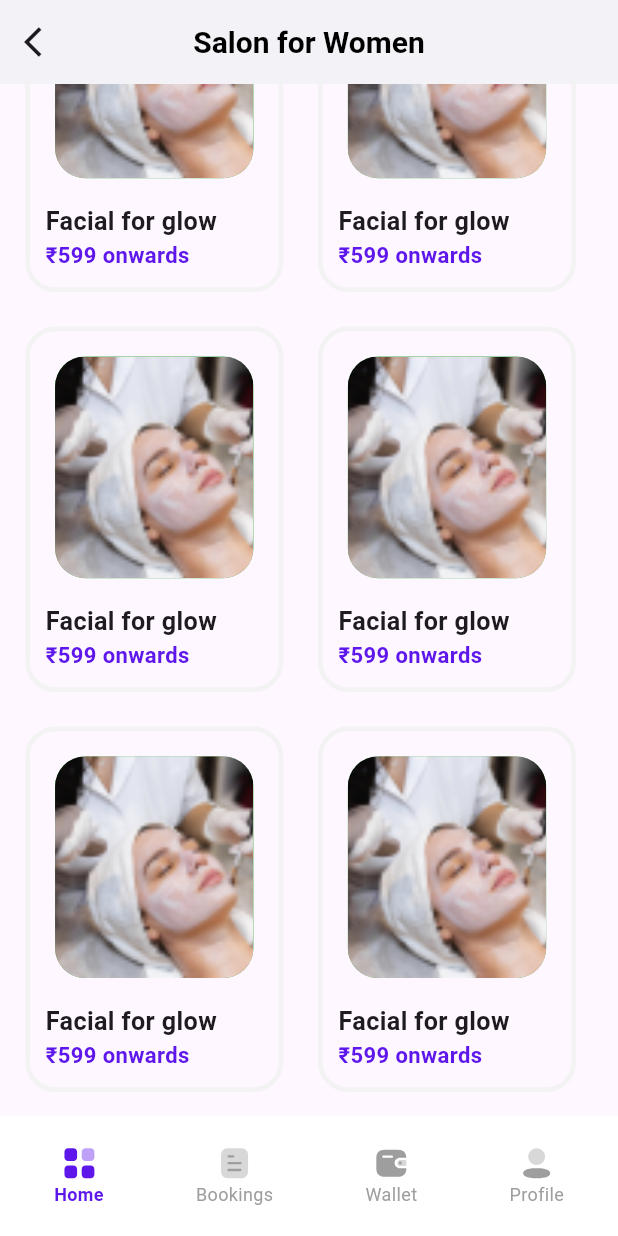
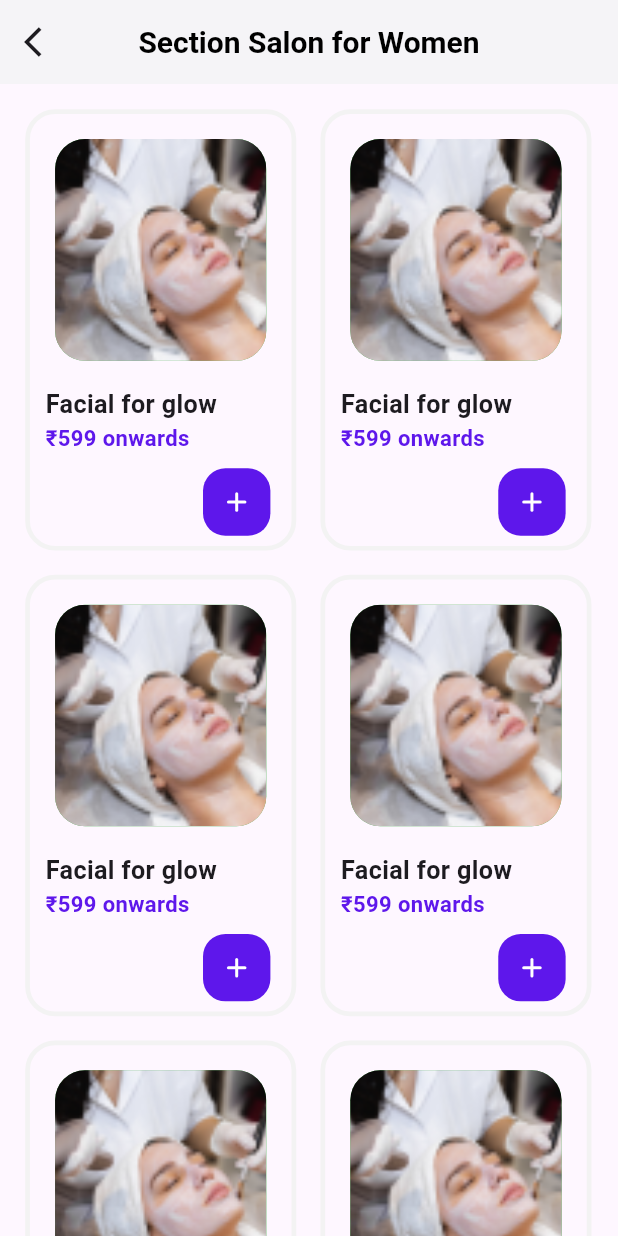
Before and after one commit to Dev-MuradAbed/seek_me, a Flutter app: the screen it shows after launch, scrolled down 655 dp, after a tap on "Facial for glow", on a phone screen of 412 x 824 dp. Run offline on Flutter 3.47's test engine with Material 2 defaults, Android fonts, the phone set to English and light mode, and no system bars; our stand-ins replace dio, flutter_svg, fluttertoast, get, intl_phone_field, shared_preferences; project files that could hold a hidden picture were left out.

Commit message:
create Section Of Categories

```diff
--- a/lib/res/assets/icon_assets.dart
+++ b/lib/res/assets/icon_assets.dart
@@ -5,5 +5,6 @@ class IconAssets {
   static const String documentIcon = 'assets/icons/Document.svg';
   static const String walletIcon = 'assets/icons/Wallet.svg';
   static const String profileIcon = 'assets/icons/Profile.svg';
+  static const String plusIcon = 'assets/icons/plus.svg';
 
 }
--- /dev/null
+++ b/lib/view/Categories/section_of_categories.dart
@@ -0,0 +1,25 @@
+import 'package:flutter/material.dart';
+import 'package:get/get.dart';
+
+import 'widget/index.dart';
+
+class SectionOfCategories extends StatelessWidget {
+  const SectionOfCategories({Key? key}) : super(key: key);
+
+  @override
+  Widget build(BuildContext context) {
+    return Scaffold(
+      appBar: AppBar(
+        backgroundColor: Colors.white,
+        elevation: 2,
+        title: Text("Section Salon for Women",style: TextStyle(fontSize: 20,fontWeight: FontWeight.bold,color: Colors.black),),
+        centerTitle: true,
+        leading: IconButton(
+          icon: Icon(Icons.arrow_back_ios),
+          onPressed: ()=>Get.back(),
+        ),
+      ),
+      body: SectionOfCategoriesWidget(),
+    );
+  }
+}
--- a/lib/view/Categories/widget/categories_widget.dart
+++ b/lib/view/Categories/widget/categories_widget.dart
@@ -2,6 +2,7 @@ import 'package:flutter/material.dart';
 import 'package:get/get.dart';
 
 import '../../../index.dart';
+import '../section_of_categories.dart';
 
 class CategoriesWidget extends StatelessWidget {
   const CategoriesWidget({Key? key}) : super(key: key);
@@ -17,7 +18,7 @@ class CategoriesWidget extends StatelessWidget {
           spacing: Get.width/17.851,
           children:List<Widget>.generate(10, (int index) => GestureDetector(
             onTap: (){
-
+Get.to(SectionOfCategories());
             },
             child: Container(
               width: Get.width/2.394,
--- /dev/null
+++ b/lib/view/Categories/widget/index.dart
@@ -0,0 +1,2 @@
+export 'categories_widget.dart';
+export 'section_of_categories_widget.dart';
--- /dev/null
+++ b/lib/view/Categories/widget/section_of_categories_widget.dart
@@ -0,0 +1,92 @@
+import 'package:flutter/material.dart';
+import 'package:get/get.dart';
+
+import '../../../index.dart';
+import '../../home/widget_home/index.dart';
+import '../section_of_categories.dart';
+
+class SectionOfCategoriesWidget extends StatelessWidget {
+  const SectionOfCategoriesWidget({Key? key}) : super(key: key);
+
+  @override
+  Widget build(BuildContext context) {
+    print(Get.width);
+    print(Get.height);
+    return SingleChildScrollView(
+      scrollDirection: Axis.vertical,
+      child: Padding(
+        padding: EdgeInsets.symmetric(
+          horizontal: Get.width / 24.545,
+          vertical: Get.width / 24.545,
+        ),
+        child: Wrap(
+            runSpacing: Get.width / 25.545,
+            spacing: Get.width / 25.545,
+            children: List<Widget>.generate(
+              10,
+              (int index) => GestureDetector(
+                onTap: () {
+                  Get.to(SectionOfCategories());
+                },
+                child: Container(
+                  width: Get.width / 2.28,
+                  height: Get.height / 2.8,
+                  decoration: BoxDecoration(
+                    border: Border.all(
+                        color: Color(0xFFF3F3F3), width: Get.width / 130.909),
+                    borderRadius: BorderRadius.circular(Get.height / 41.272),
+                  ),
+                  child: Column(
+                    crossAxisAlignment: CrossAxisAlignment.start,
+                    children: [
+                      Padding(
+                        padding: EdgeInsets.all(Get.width / 24.545),
+                        child: Container(
+                          width: Get.width / 1.761,
+                          height: Get.height / 5.577,
+                          decoration: BoxDecoration(
+                            color: Colors.green,
+                            image: DecorationImage(
+                                image:
+                                    AssetImage(ImageAssets.categoriesImageTest),
+                                fit: BoxFit.cover),
+                            borderRadius:
+                                BorderRadius.circular(Get.height / 41.272),
+                          ),
+                        ),
+                      ),
+                      Padding(
+                        padding: EdgeInsetsDirectional.only(
+                            start: Get.width / 39.272),
+                        child: Column(
+                          crossAxisAlignment: CrossAxisAlignment.start,
+                          children: [
+                            Text(
+                              'Facial for glow',
+                              style: TextStyle(
+                                  fontSize: Get.width / 24.545,
+                                  fontWeight: FontWeight.w600),
+                            ),
+                            Text(
+                              '₹599 onwards',
+                              style: TextStyle(
+                                  fontSize: Get.width / 28.051,
+                                  fontWeight: FontWeight.bold,
+                                  color: Color(0xFF5E17EB)),
+                            ),
+                          ],
+                        ),
+                      ),
+                      Padding(
+                        padding:  EdgeInsetsDirectional.only(top: Get.height/82.545,start: Get.width/3.570),
+                        child: ContainerIcons(icon: IconAssets.plusIcon, color: Color(0xFF5E17EB),isSvg: true,),
+                      )
+                    ],
+                  ),
+                ),
+              ),
+            )),
+      ),
+    );
+  }
+}
```
Also changed, not shown: assets/icons/plus.svg (added).
